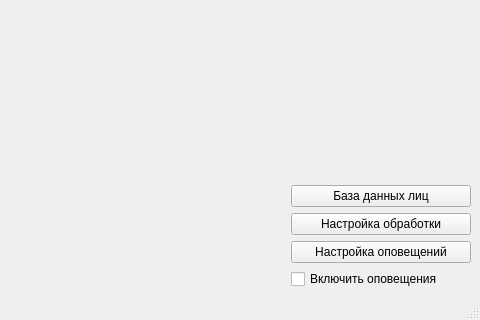
Qt form Views/UI/MainWindow.ui (MrDiz2112/home_security) before a commit; both pictures show x 520 to 1000 and y 380 to 700 of the 1000 by 700 pixel window.
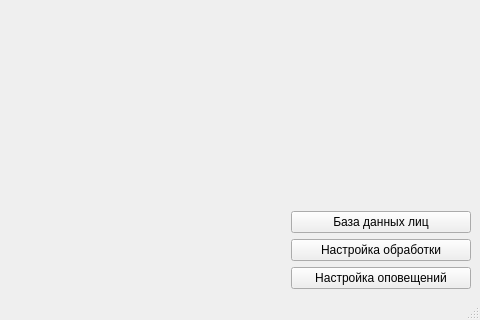
The same form after that commit.

What changed in the file:
```diff
--- a/Views/UI/MainWindow.ui
+++ b/Views/UI/MainWindow.ui
@@ -180,31 +180,6 @@
         </property>
        </widget>
       </item>
-      <item>
-       <widget class="QCheckBox" name="notificationCheckBox">
-        <property name="sizePolicy">
-         <sizepolicy hsizetype="Maximum" vsizetype="Fixed">
-          <horstretch>0</horstretch>
-          <verstretch>0</verstretch>
-         </sizepolicy>
-        </property>
-        <property name="minimumSize">
-         <size>
-          <width>180</width>
-          <height>0</height>
-         </size>
-        </property>
-        <property name="maximumSize">
-         <size>
-          <width>250</width>
-          <height>16777215</height>
-         </size>
-        </property>
-        <property name="text">
-         <string>Включить оповещения</string>
-        </property>
-       </widget>
-      </item>
      </layout>
     </item>
    </layout>
```
